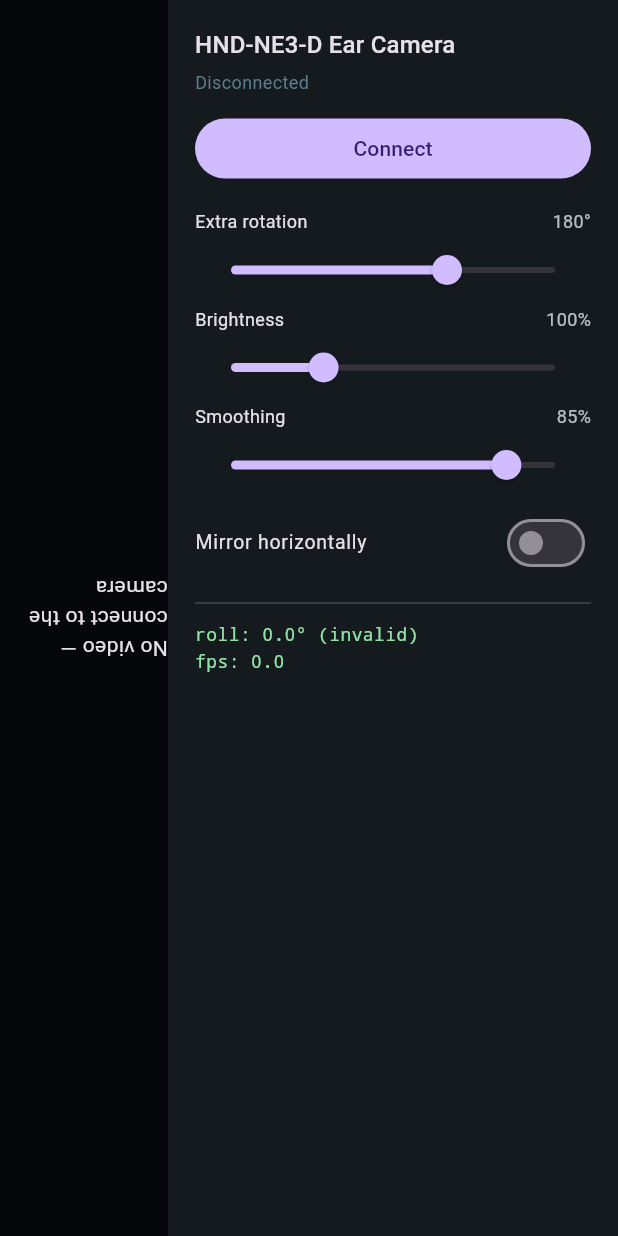
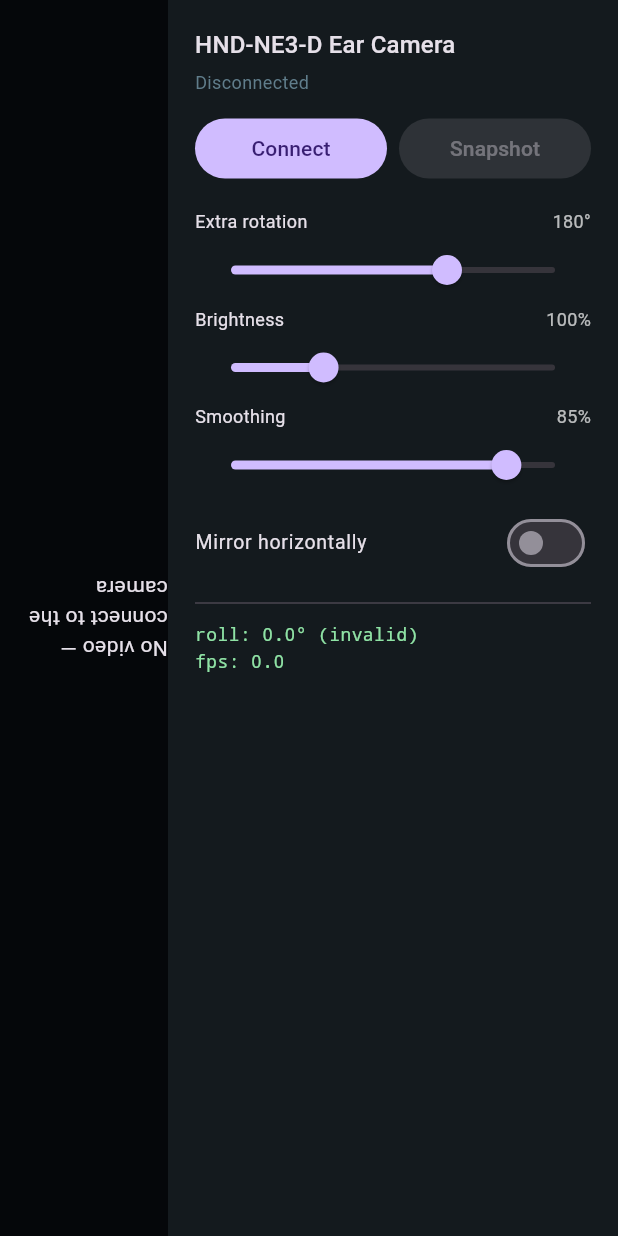
Before and after one commit to fuho/hnd-viewer, a Flutter app: the screen it shows after launch, on a phone screen of 412 x 824 dp. Run offline on Flutter 3.47's test engine with Material 3 defaults, Android fonts, the phone set to English and light mode, and no system bars; missing offline and left inert: gal.

Commit message:
M4: snapshot to photo gallery (gal)
Add a Snapshot button that saves the current JPEG frame via gal. Disabled
while no frame is available; success/failure surfaces via a snackbar.

```diff
--- a/lib/src/viewer_page.dart
+++ b/lib/src/viewer_page.dart
@@ -3,6 +3,7 @@ import 'dart:math' as math;
 import 'dart:typed_data';
 
 import 'package:flutter/material.dart';
+import 'package:gal/gal.dart';
 import 'package:hnd_viewer/protocol.dart';
 
 /// Live viewer: connects to the camera and shows the stream plus gyro roll.
@@ -101,6 +102,24 @@ class _ViewerPageState extends State<ViewerPage> {
     _roll.alpha = 1 - (v / 100) * 0.95;
   }
 
+  Future<void> _saveSnapshot() async {
+    final frame = _frame;
+    if (frame == null) return;
+    final name = 'hnd_${DateTime.now().millisecondsSinceEpoch}';
+    try {
+      await Gal.putImageBytes(frame, name: name);
+      if (mounted) {
+        ScaffoldMessenger.of(context)
+            .showSnackBar(SnackBar(content: Text('Snapshot saved: $name')));
+      }
+    } catch (e) {
+      if (mounted) {
+        ScaffoldMessenger.of(context)
+            .showSnackBar(SnackBar(content: Text('Snapshot failed: $e')));
+      }
+    }
+  }
+
   @override
   Widget build(BuildContext context) {
     return Scaffold(
@@ -173,9 +192,22 @@ class _ViewerPageState extends State<ViewerPage> {
             ),
           ),
           const SizedBox(height: 12),
-          FilledButton(
-            onPressed: _connected ? _disconnect : _connect,
-            child: Text(_connected ? 'Disconnect' : 'Connect'),
+          Row(
+            children: [
+              Expanded(
+                child: FilledButton(
+                  onPressed: _connected ? _disconnect : _connect,
+                  child: Text(_connected ? 'Disconnect' : 'Connect'),
+                ),
+              ),
+              const SizedBox(width: 8),
+              Expanded(
+                child: FilledButton.tonal(
+                  onPressed: _frame != null ? _saveSnapshot : null,
+                  child: const Text('Snapshot'),
+                ),
+              ),
+            ],
           ),
           const SizedBox(height: 16),
           _slider('Extra rotation', _extraRotation, -180, 360, null, (v) {
--- a/pubspec.yaml
+++ b/pubspec.yaml
@@ -9,6 +9,7 @@ environment:
 dependencies:
   flutter:
     sdk: flutter
+  gal: ^2.3.3
 
 dev_dependencies:
   flutter_test:
```
Also changed, not shown: pubspec.lock, 3 other files.
